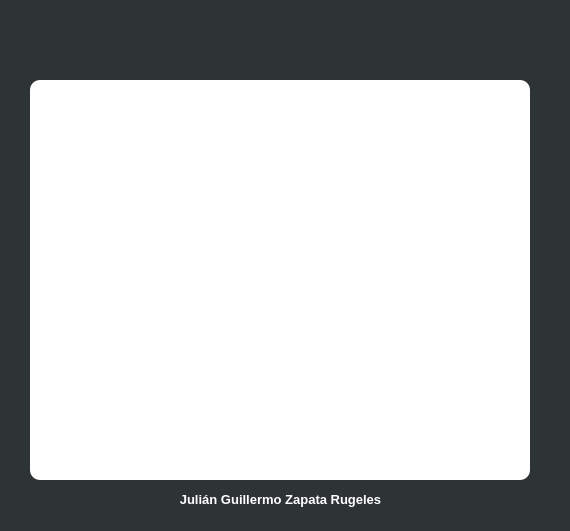
Old version of the form mainwindow.ui in the repository Julian-guillermo-zapata-rugeles/pacman-c-plus-plus.
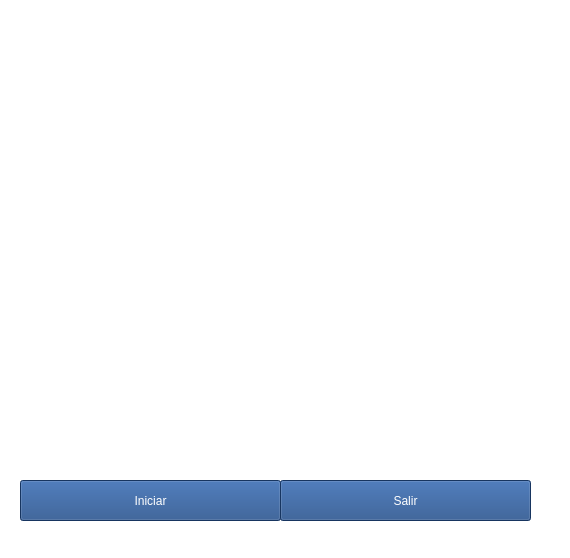
New version of the form. Icons and pictures are not drawn.

Diff of the .ui file:
```diff
--- a/mainwindow.ui
+++ b/mainwindow.ui
@@ -7,15 +7,15 @@
     <x>0</x>
     <y>0</y>
     <width>570</width>
-    <height>531</height>
+    <height>558</height>
    </rect>
   </property>
   <property name="windowTitle">
    <string>Pacman</string>
   </property>
   <property name="styleSheet">
-   <string notr="true">border-radius:10px;
-background-color: rgb(46, 52, 54);</string>
+   <string notr="true">
+background-color: rgb(255, 255, 255);</string>
   </property>
   <widget class="QWidget" name="centralwidget">
    <widget class="QGraphicsView" name="graphicsView">
@@ -28,7 +28,8 @@
      </rect>
     </property>
     <property name="styleSheet">
-     <string notr="true">background-color: rgb(255, 255, 255);</string>
+     <string notr="true">background-color: rgb(255, 255, 255);
+border-radius:0px;</string>
     </property>
    </widget>
    <widget class="QLabel" name="label">
@@ -37,7 +38,7 @@
       <x>110</x>
       <y>10</y>
       <width>341</width>
-      <height>71</height>
+      <height>61</height>
      </rect>
     </property>
     <property name="styleSheet">
@@ -47,22 +48,45 @@
      <string/>
     </property>
    </widget>
-   <widget class="QLabel" name="label_2">
+   <widget class="QPushButton" name="btn_iniciar">
     <property name="geometry">
      <rect>
-      <x>30</x>
-      <y>490</y>
-      <width>501</width>
-      <height>19</height>
+      <x>20</x>
+      <y>480</y>
+      <width>261</width>
+      <height>41</height>
      </rect>
     </property>
+    <property name="styleSheet">
+     <string notr="true">background-color: rgb(32, 74, 135);
+color:white;</string>
+    </property>
     <property name="text">
-     <string>&lt;html&gt;&lt;head/&gt;&lt;body&gt;&lt;p align=&quot;center&quot;&gt;&lt;span style=&quot; font-size:10pt; font-weight:600; color:#ffffff;&quot;&gt;Julián Guillermo Zapata Rugeles&lt;/span&gt;&lt;/p&gt;&lt;/body&gt;&lt;/html&gt;</string>
+     <string>Iniciar</string>
     </property>
    </widget>
-   <zorder>label</zorder>
-   <zorder>graphicsView</zorder>
-   <zorder>label_2</zorder>
+   <widget class="QPushButton" name="btn_salir">
+    <property name="geometry">
+     <rect>
+      <x>280</x>
+      <y>480</y>
+      <width>251</width>
+      <height>41</height>
+     </rect>
+    </property>
+    <property name="styleSheet">
+     <string notr="true">background-color: rgb(32, 74, 135);
+
+color:white;</string>
+    </property>
+    <property name="text">
+     <string>Salir</string>
+    </property>
+   </widget>
+   <zorder>titulo</zorder>
+   <zorder>visorGrafico</zorder>
+   <zorder>btn_iniciar</zorder>
+   <zorder>btn_salir</zorder>
   </widget>
   <widget class="QMenuBar" name="menubar">
    <property name="geometry">
```
Left out of the diff: 4 changed lines with no effect on the pictures.
